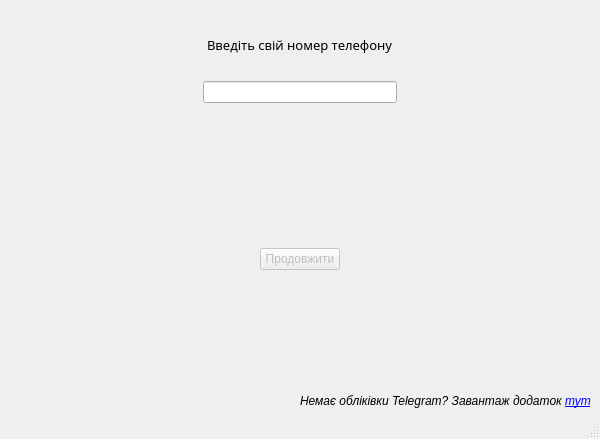
The window that gui/login.ui (andrii-shchur/TeleCloud) describes before a commit, drawn with Qt 5.
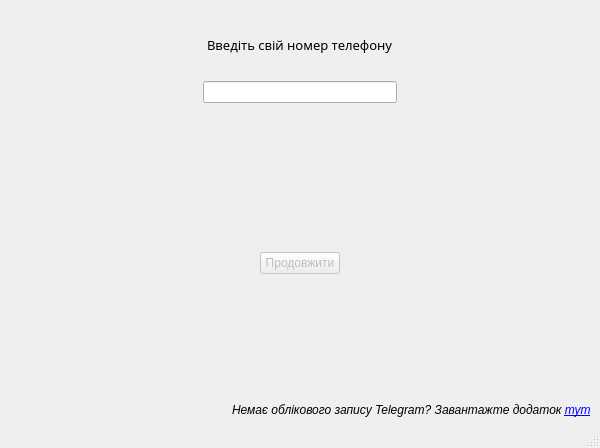
The same window after the commit. Icons and pictures are not drawn.

```diff
--- a/gui/login.ui
+++ b/gui/login.ui
@@ -7,7 +7,7 @@
     <x>0</x>
     <y>0</y>
     <width>600</width>
-    <height>439</height>
+    <height>448</height>
    </rect>
   </property>
   <property name="windowTitle">
@@ -293,7 +293,7 @@
        </font>
       </property>
       <property name="text">
-       <string>Немає обліківки Telegram? Завантаж додаток &lt;a href=&quot;https://t.me/&quot;&gt;тут&lt;/a&gt;</string>
+       <string>&lt;html&gt;&lt;head/&gt;&lt;body&gt;&lt;p&gt;Немає облікового запису Telegram? Завантажте додаток &lt;a href=&quot;https://t.me/&quot;&gt;&lt;span style=&quot; text-decoration: underline; color:#0000ff;&quot;&gt;тут&lt;/span&gt;&lt;/a&gt;&lt;/p&gt;&lt;/body&gt;&lt;/html&gt;</string>
       </property>
       <property name="indent">
        <number>0</number>
```
